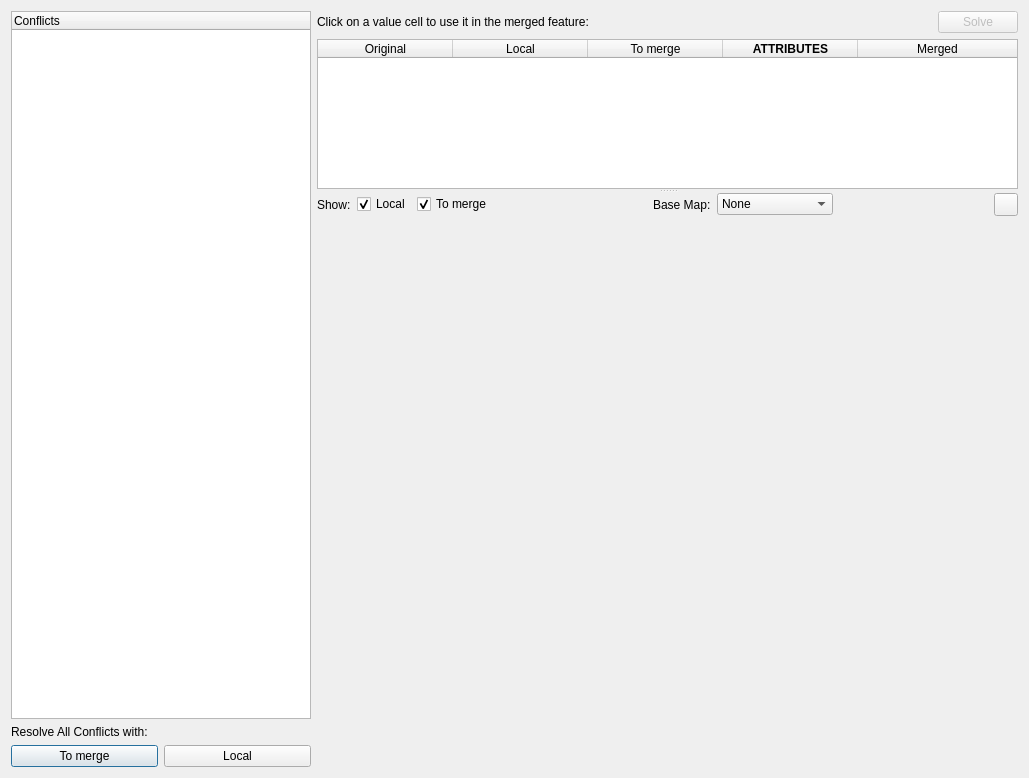
boundlessgeo/qgis-geogiglight-plugin, file geogig/ui/conflictdialog.ui: the form before one commit.
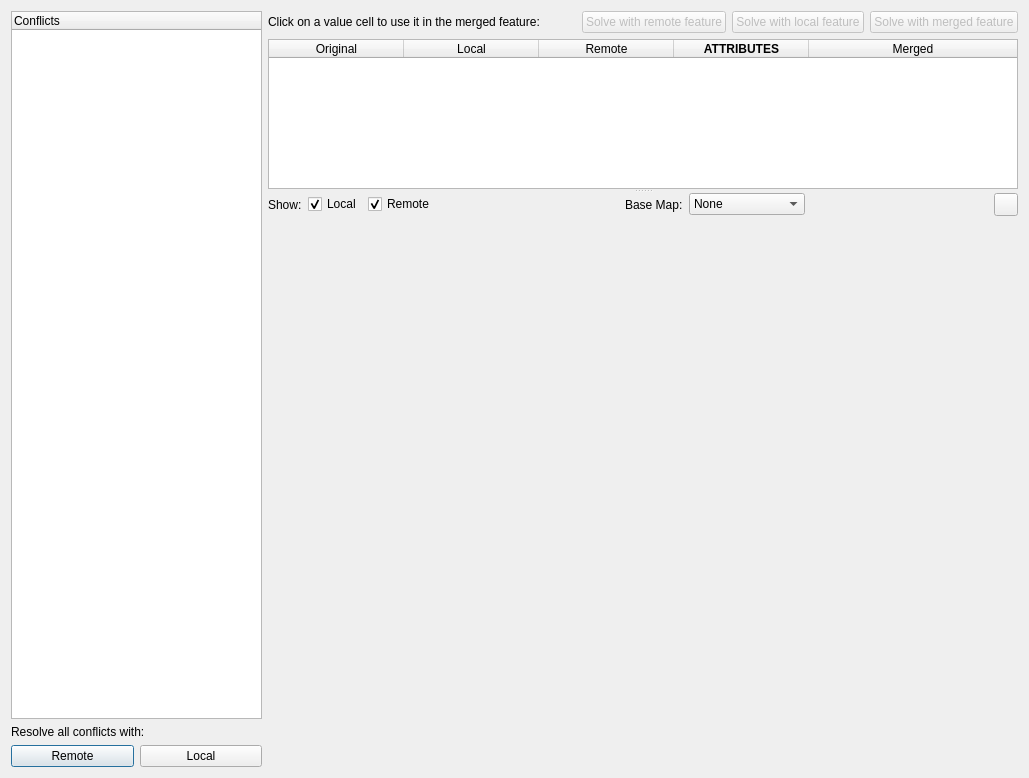
The form after the commit. Icons and pictures are not drawn.

Commit message: improvements in conflicts dialog

What changed in the file:
```diff
--- a/geogig/ui/conflictdialog.ui
+++ b/geogig/ui/conflictdialog.ui
@@ -76,7 +76,7 @@
         <item>
          <widget class="QLabel" name="label">
           <property name="text">
-           <string>Resolve All Conflicts with:</string>
+           <string>Resolve all conflicts with:</string>
           </property>
          </widget>
         </item>
@@ -85,7 +85,7 @@
           <item>
            <widget class="QPushButton" name="solveAllTheirsButton">
             <property name="text">
-             <string>To merge</string>
+             <string>Remote</string>
             </property>
            </widget>
           </item>
@@ -131,13 +131,33 @@
            </property>
           </spacer>
          </item>
+         <item>
+          <widget class="QPushButton" name="pushButton">
+           <property name="enabled">
+            <bool>false</bool>
+           </property>
+           <property name="text">
+            <string>Solve with remote feature</string>
+           </property>
+          </widget>
+         </item>
+         <item>
+          <widget class="QPushButton" name="solveLocalButton">
+           <property name="enabled">
+            <bool>false</bool>
+           </property>
+           <property name="text">
+            <string>Solve with local feature</string>
+           </property>
+          </widget>
+         </item>
          <item>
           <widget class="QPushButton" name="solveButton">
            <property name="enabled">
             <bool>false</bool>
            </property>
            <property name="text">
-            <string>Solve</string>
+            <string>Solve with merged feature</string>
            </property>
            <property name="icon">
             <iconset>
@@ -264,7 +284,7 @@
           </column>
           <column>
            <property name="text">
-            <string>To merge</string>
+            <string>Remote</string>
            </property>
            <property name="font">
             <font>
@@ -362,7 +382,7 @@
              <item>
               <widget class="QCheckBox" name="showTheirsCheck">
                <property name="text">
-                <string>To merge</string>
+                <string>Remote</string>
                </property>
                <property name="checked">
                 <bool>true</bool>
```
Left out of the diff: 8 changed lines with no effect on the pictures. The commit also changes 1 other file.
